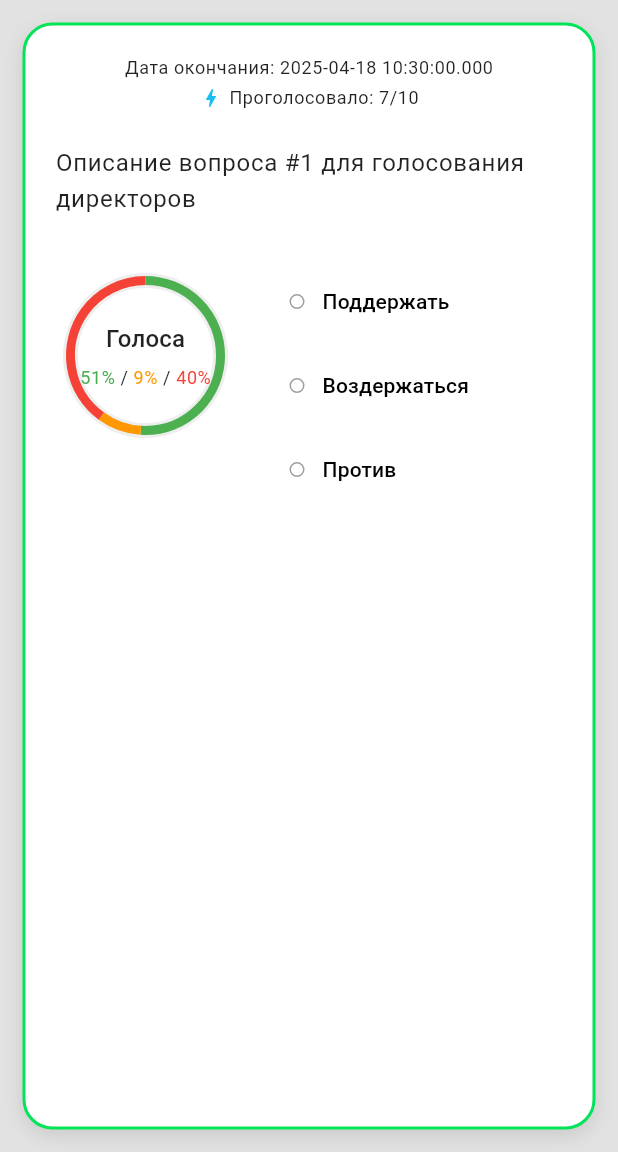
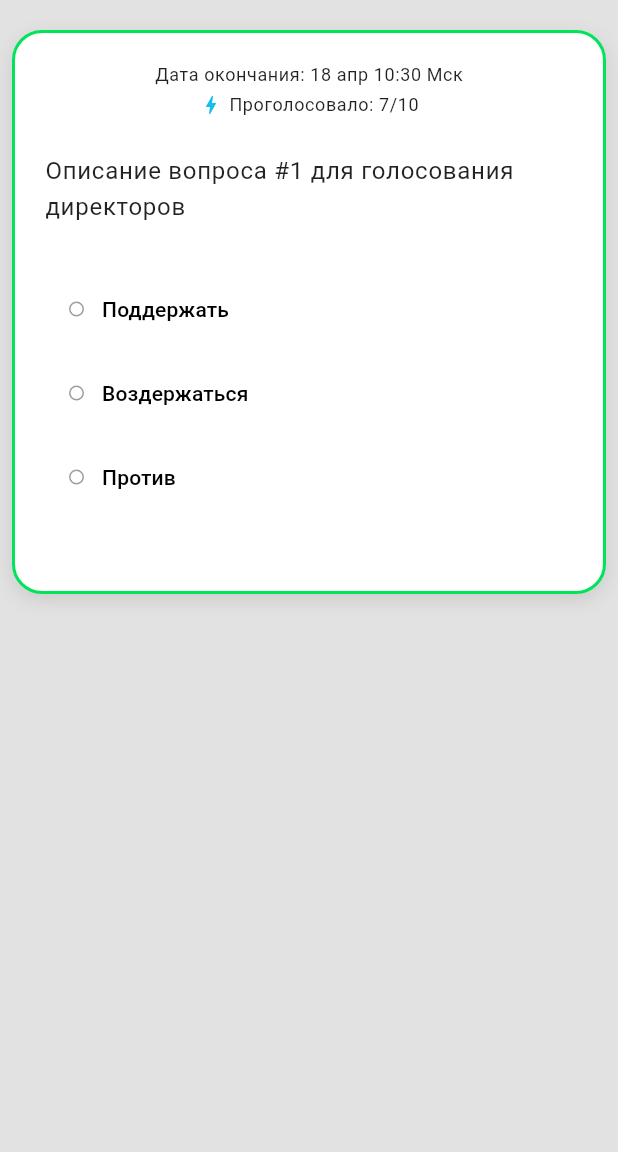
Before and after one commit to F1TU3S17/tns_voting_service_app, a Flutter app: the screen it shows after launch, after a tap on an icon or button, on a phone screen of 412 x 824 dp, the part 84-1236 px from its top. Run offline on Flutter 3.47's test engine with Material 3 defaults, Android fonts, the phone set to English and light mode, and no system bars; our stand-ins replace hive_flutter; accounts and stored records are empty.

Commit message:
Info - InfoStory

```diff
--- a/lib/all_information/presentation/screens/info_screen.dart
+++ b/lib/all_information/presentation/screens/info_screen.dart
@@ -1,8 +1,9 @@
 import 'package:flutter/material.dart';
 import 'package:tns_voting_service_app/core/global_widgets/gradient_appbar.dart';
 import 'package:tns_voting_service_app/core/models/question_model.dart';
+import 'package:tns_voting_service_app/core/utils/parse_date.dart';
 import 'package:tns_voting_service_app/theme/theme.dart';
-import 'package:tns_voting_service_app/all_information/presentation/widgets/buttoms_golos.dart';
+import 'package:tns_voting_service_app/all_information_story/presentation/widgets/buttoms_golos.dart';
 
 class InfoScreen extends StatefulWidget {
   final QuestionShort question;
@@ -26,10 +27,9 @@ class _InfoScreenState extends State<InfoScreen> {
         gradient: AppTheme.defaultGradient,
         title: widget.question.title,
       ),
-      body: Stack(
-        children: [
-          Padding(
-            padding: const EdgeInsets.all(15.0),
+      body: SingleChildScrollView(
+        child: Padding(
+          padding: const EdgeInsets.only(left: 8, top: 20, right: 8),
           child: Container(
             padding: const EdgeInsets.all(20),
             alignment: Alignment.topCenter,
@@ -56,7 +56,7 @@ class _InfoScreenState extends State<InfoScreen> {
                     child: Column(
                       children: [
                         Text(
-                            'Дата окончания: ${widget.question.endDate}',
+                          'Дата окончания: ${parseDate(widget.question.endDate)}',
                           style: textTheme.bodySmall?.copyWith(
                             color: theme.colorScheme.onSurface,
                           ),
@@ -96,96 +96,6 @@ class _InfoScreenState extends State<InfoScreen> {
                   Row(
                     crossAxisAlignment: CrossAxisAlignment.start,
                     children: [
-                        Container(
-                          width: 120,
-                          height: 120,
-                          margin: const EdgeInsets.only(right: 20),
-                          child: Stack(
-                            alignment: Alignment.center,
-                            children: [
-                              SizedBox(
-                                width: 100,
-                                height: 100,
-                                child: CircularProgressIndicator(
-                                  value: 1.0,
-                                  strokeWidth: 10,
-                                  color: Colors.grey[200],
-                                  backgroundColor: Colors.transparent,
-                                ),
-                              ),
-                              SizedBox(
-                                width: 100,
-                                height: 100,
-                                child: CircularProgressIndicator(
-                                  value: 0.51,
-                                  strokeWidth: 6,
-                                  color: Colors.green,
-                                  backgroundColor: Colors.transparent,
-                                ),
-                              ),
-                              Transform.rotate(
-                                angle: 0.51 * 2 * 3.1415926535,
-                                child: SizedBox(
-                                  width: 100,
-                                  height: 100,
-                                  child: CircularProgressIndicator(
-                                    value: 0.09,
-                                    strokeWidth: 6,
-                                    color: Colors.orange,
-                                    backgroundColor: Colors.transparent,
-                                  ),
-                                ),
-                              ),
-                              Transform.rotate(
-                                angle: (0.51 + 0.09) * 2 * 3.1415926535,
-                                child: SizedBox(
-                                  width: 100,
-                                  height: 100,
-                                  child: CircularProgressIndicator(
-                                    value: 0.40,
-                                    strokeWidth: 6,
-                                    color: Colors.red,
-                                    backgroundColor: Colors.transparent,
-                                  ),
-                                ),
-                              ),
-                              Column(
-                                mainAxisAlignment: MainAxisAlignment.center,
-                                children: [
-                                  Text(
-                                    'Голоса',
-                                    style: textTheme.titleMedium,
-                                  ),
-                                  const SizedBox(height: 6),
-                                  RichText(
-                                    text: TextSpan(
-                                      style: textTheme.bodySmall?.copyWith(
-                                        color: theme.colorScheme.onSurface,
-                                      ),
-                                      children: [
-                                        TextSpan(
-                                          text: '51%',
-                                          style: TextStyle(color: Colors.green),
-                                        ),
-                                        TextSpan(text: ' / '),
-                                        TextSpan(
-                                          text: '9%',
-                                          style:
-                                              TextStyle(color: Colors.orange),
-                                        ),
-                                        TextSpan(text: ' / '),
-                                        TextSpan(
-                                          text: '40%',
-                                          style: TextStyle(color: Colors.red),
-                                        ),
-                                      ],
-                                    ),
-                                  ),
-                                ],
-                              ),
-                            ],
-                          ),
-                        ),
                       Expanded(
                         child: Column(
                           children: [
@@ -193,8 +103,8 @@ class _InfoScreenState extends State<InfoScreen> {
                               label: 'Поддержать',
                               color: Colors.green,
                               isSelected: selectedOption == 'Поддержать',
-                                onTap: () => setState(
-                                    () => selectedOption = 'Поддержать'),
+                              onTap: () =>
+                                  setState(() => selectedOption = 'Поддержать'),
                             ),
                             const SizedBox(height: 8),
                             buildVoteButton(
@@ -217,12 +127,12 @@ class _InfoScreenState extends State<InfoScreen> {
                       ),
                     ],
                   ),
+                  const SizedBox(height: 32),
                 ],
               ),
             ),
           ),
         ),
-        ],
       ),
     );
   }
--- /dev/null
+++ b/lib/all_information_story/domain/repository/i_info_story.dart
@@ -0,0 +1 @@
+abstract interface class IHomeRepository {}
--- /dev/null
+++ b/lib/all_information_story/presentation/widgets/buttoms_golos.dart
@@ -0,0 +1,49 @@
+import 'package:flutter/material.dart';
+
+Widget buildVoteButton({
+  required String label,
+  required Color color,
+  required bool isSelected,
+  required VoidCallback onTap,
+}) {
+  return SizedBox(
+    width: double.infinity,
+    child: TextButton(
+      style: TextButton.styleFrom(
+        padding: const EdgeInsets.symmetric(vertical: 8, horizontal: 16),
+        alignment: Alignment.centerLeft,
+        shape: RoundedRectangleBorder(
+          borderRadius: BorderRadius.circular(6),
+        ),
+        backgroundColor:
+            isSelected ? color.withOpacity(0.2) : Colors.transparent,
+      ),
+      onPressed: onTap,
+      child: Row(
+        children: [
+          Container(
+            width: 10,
+            height: 10,
+            margin: const EdgeInsets.only(right: 12),
+            decoration: BoxDecoration(
+              shape: BoxShape.circle,
+              color: isSelected ? color : null,
+              border: Border.all(
+                color: isSelected
+                    ? color
+                    : const Color.fromARGB(255, 158, 158, 158),
+              ),
+            ),
+          ),
+          Text(
+            label,
+            style: TextStyle(
+              color: isSelected ? color : Colors.black,
+              fontSize: 14,
+            ),
+          ),
+        ],
+      ),
+    ),
+  );
+}
--- a/pubspec.yaml
+++ b/pubspec.yaml
@@ -25,3 +25,6 @@ flutter:
   assets:
     - assets/logoTNS.png
     - assets/gosusl.png
+    - assets/pdf/Test-1_2_3.pdf
+    - assets/pdf/INP.pdf
+    - assets/pdf/Test1.pdf
```
Also changed, not shown: lib/all_information_story/domain/model/info_story_screen_model.dart (added, +27 -0 lines), lib/all_information_story/domain/state/info_story_screen_state.dart (added, +16 -0 lines), lib/all_information_story/presentation/screens/info_story_screen.dart (added, +365 -0 lines), lib/history/presentation/screens/history_screen.dart (+14 -1 lines), lib/test_xuinia/simple-dimple.dart (deleted, +0 -90 lines), lib/all_information_story/presentation/widgets/color_for_grapf.dart (renamed from lib/all_information/presentation/widgets/color_for_grapf.dart), 10 other files. Lines whose indentation alone changed are shown as unchanged.
